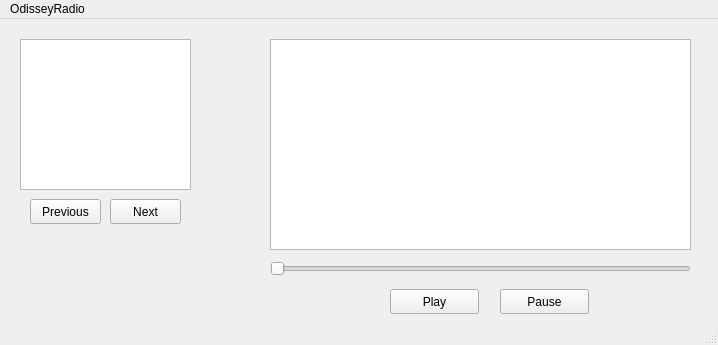
First picture: the form in OdisseyRadio/mainwindow.ui, repository miguemesen/OdisseyRadio, before the edit.
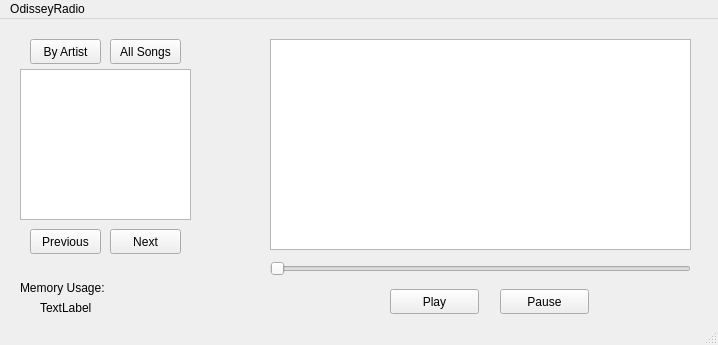
Second picture: the form after the edit.

Commit message: View all songs

```diff
--- a/OdisseyRadio/mainwindow.ui
+++ b/OdisseyRadio/mainwindow.ui
@@ -41,7 +41,7 @@
     <property name="geometry">
      <rect>
       <x>20</x>
-      <y>20</y>
+      <y>50</y>
       <width>171</width>
       <height>151</height>
      </rect>
@@ -51,7 +51,7 @@
     <property name="geometry">
      <rect>
       <x>110</x>
-      <y>180</y>
+      <y>210</y>
       <width>71</width>
       <height>25</height>
      </rect>
@@ -64,7 +64,7 @@
     <property name="geometry">
      <rect>
       <x>30</x>
-      <y>180</y>
+      <y>210</y>
       <width>71</width>
       <height>25</height>
      </rect>
@@ -99,6 +99,58 @@
      <enum>Qt::Horizontal</enum>
     </property>
    </widget>
+   <widget class="QLabel" name="label">
+    <property name="geometry">
+     <rect>
+      <x>20</x>
+      <y>260</y>
+      <width>111</width>
+      <height>17</height>
+     </rect>
+    </property>
+    <property name="text">
+     <string>Memory Usage: </string>
+    </property>
+   </widget>
+   <widget class="QLabel" name="label_2">
+    <property name="geometry">
+     <rect>
+      <x>40</x>
+      <y>280</y>
+      <width>67</width>
+      <height>17</height>
+     </rect>
+    </property>
+    <property name="text">
+     <string>TextLabel</string>
+    </property>
+   </widget>
+   <widget class="QPushButton" name="btn_allsongs">
+    <property name="geometry">
+     <rect>
+      <x>110</x>
+      <y>20</y>
+      <width>71</width>
+      <height>25</height>
+     </rect>
+    </property>
+    <property name="text">
+     <string>All Songs</string>
+    </property>
+   </widget>
+   <widget class="QPushButton" name="btn_byartist">
+    <property name="geometry">
+     <rect>
+      <x>30</x>
+      <y>20</y>
+      <width>71</width>
+      <height>25</height>
+     </rect>
+    </property>
+    <property name="text">
+     <string>By Artist</string>
+    </property>
+   </widget>
   </widget>
   <widget class="QMenuBar" name="menubar">
    <property name="geometry">
```
The commit also changes 12 other files.
